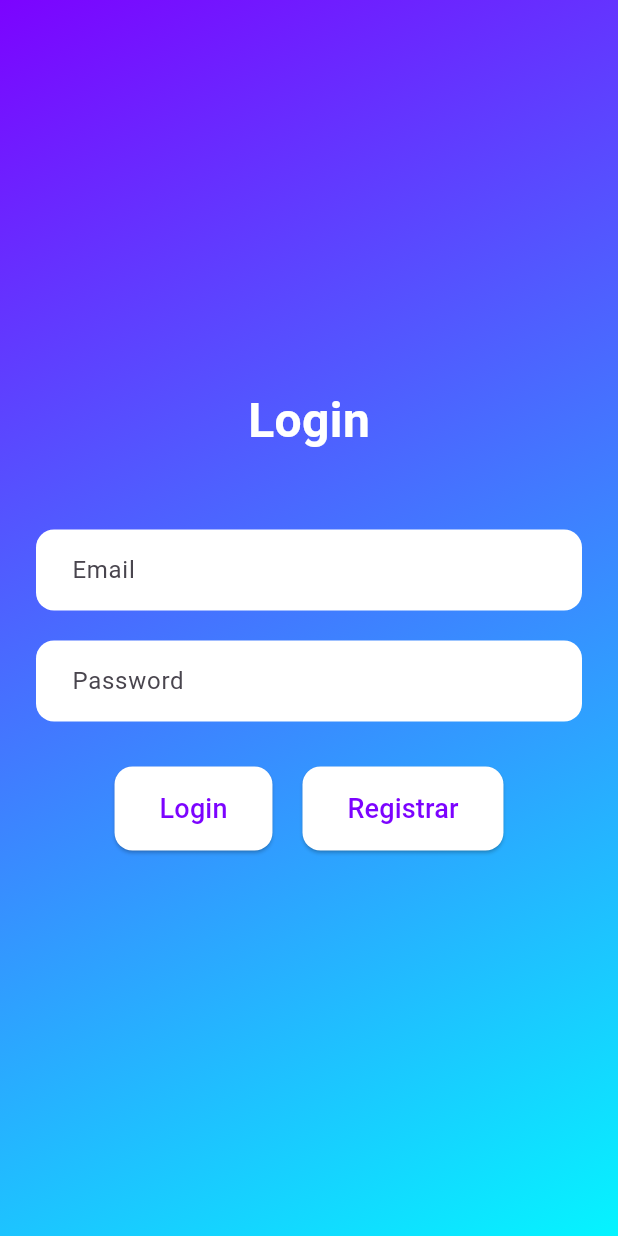
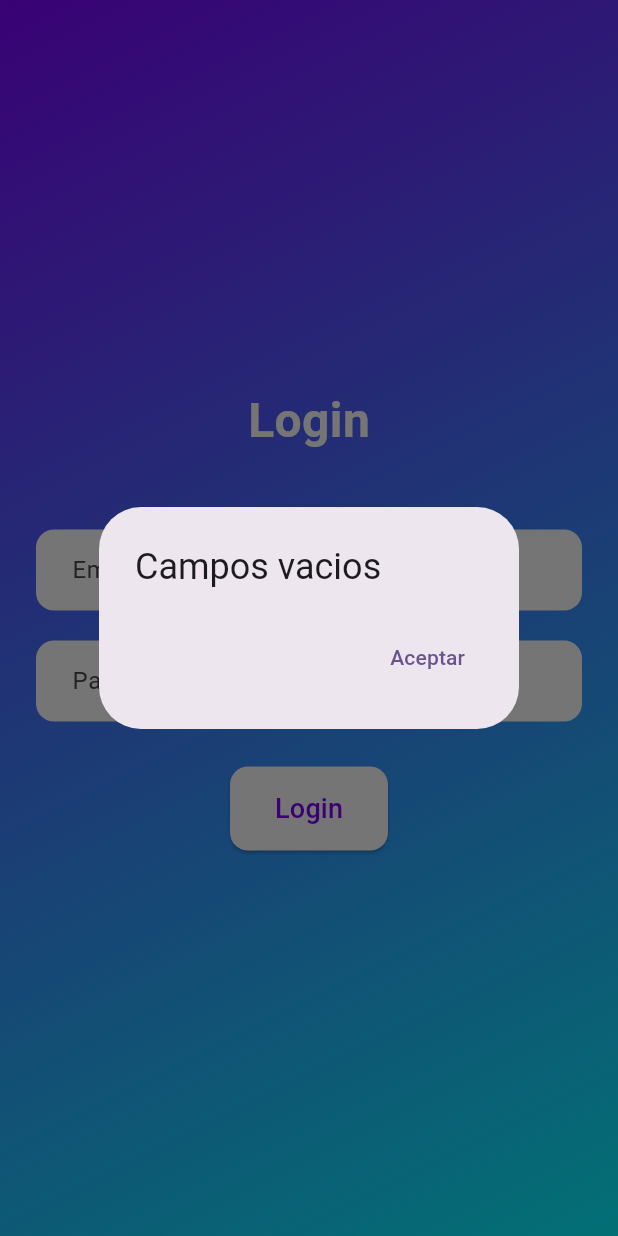
Before and after one commit to endors-toi/grupaso-app, a Flutter app: the screen it shows after launch, after a tap on "Login", on a phone screen of 412 x 824 dp. Run offline on Flutter 3.47's test engine with Material 3 defaults, Android fonts, the phone set to English and light mode, and no system bars.

```diff
--- a/lib/main.dart
+++ b/lib/main.dart
@@ -1,5 +1,6 @@
 import 'package:flutter/material.dart';
 import 'package:grupaso_app/pages/login.dart';
+
 
 void main() {
   runApp(const MyApp());
--- /dev/null
+++ b/lib/pages/constants/user.dart
@@ -0,0 +1,6 @@
+class User {
+  final String email;
+  final String password;
+
+  User({required this.email, required this.password});
+}
--- a/lib/pages/login.dart
+++ b/lib/pages/login.dart
@@ -1,6 +1,79 @@
 import 'package:flutter/material.dart';
 
-class Login extends StatelessWidget {
+class Login extends StatefulWidget {
+  @override
+  State<Login> createState() => _LoginState();
+}
+
+class _LoginState extends State<Login> {
+  TextEditingController user = TextEditingController();
+  TextEditingController pass = TextEditingController();
+  String mensajeError = "";
+  String usuarioValido = "user1@gmail.com";
+  String contrasenaValida = "user1";
+
+  void Validador() {
+    setState(() {
+      if (user.text.isEmpty || pass.text.isEmpty) {
+        mensajeError = 'Campos vacios';
+        showDialog(
+          context: context,
+          builder: (BuildContext context){
+            return AlertDialog(
+              title: Text("$mensajeError"),
+              actions: <Widget>[
+                TextButton(
+                  child: Text('Aceptar'),
+                  onPressed: () {
+                    mensajeError = "";
+                    Navigator.of(context).pop();
+                  },
+                ),
+              ],
+            );
+          }
+        );
+      } else if (user.text != usuarioValido || pass.text != contrasenaValida){
+        mensajeError = 'Datos invalidos';
+        showDialog(
+          context: context,
+          builder: (BuildContext context){
+            return AlertDialog(
+              title: Text("$mensajeError"),
+              actions: <Widget>[
+                TextButton(
+                  child: Text('Aceptar'),
+                  onPressed: () {
+                    mensajeError = "";
+                    Navigator.of(context).pop();
+                  },
+                ),
+              ],
+            );
+          }
+        );
+      } else {
+        showDialog(
+          context: context,
+          builder: (BuildContext context){
+            return AlertDialog(
+              title: Text("Sesion Iniciada"),
+              actions: <Widget>[
+                TextButton(
+                  child: Text('Aceptar'),
+                  onPressed: () {
+                    mensajeError = "";
+                    Navigator.of(context).pop();
+                  },
+                ),
+              ],
+            );
+          }
+        );
+      }
+    });
+  }
+
   @override
   Widget build(BuildContext context) {
     return Scaffold(
@@ -28,6 +101,7 @@ class Login extends StatelessWidget {
                 ),
                 const SizedBox(height: 50.0),
                 TextField(
+                  controller: user, // Asigna el controlador aquí
                   decoration: InputDecoration(
                     filled: true,
                     fillColor: Colors.white,
@@ -42,6 +116,7 @@ class Login extends StatelessWidget {
                 ),
                 const SizedBox(height: 20.0),
                 TextField(
+                  controller: pass, // Asigna el controlador aquí
                   obscureText: true,
                   decoration: InputDecoration(
                     filled: true,
@@ -61,13 +136,11 @@ class Login extends StatelessWidget {
                   children: [
                     ElevatedButton(
                       onPressed: () {
-                        // Implementar funcionalidad de login aquí
+                        Validador();
                       },
                       style: ElevatedButton.styleFrom(
-                        backgroundColor: Colors
-                            .white, // Usar backgroundColor en lugar de primary
-                        foregroundColor: const Color(
-                            0xFF7C03FF), // Usar foregroundColor en lugar de onPrimary
+                        backgroundColor: Colors.white,
+                        foregroundColor: const Color(0xFF7C03FF),
                         padding: const EdgeInsets.symmetric(
                             vertical: 15.0, horizontal: 30.0),
                         shape: RoundedRectangleBorder(
@@ -76,30 +149,6 @@ class Login extends StatelessWidget {
                       ),
                       child: const Text(
                         'Login',
-                        style: TextStyle(
-                          fontSize: 18.0,
-                          color: Color(0xFF7C03FF),
-                        ),
-                      ),
-                    ),
-                    const SizedBox(width: 20.0), // Espacio entre los botones
-                    ElevatedButton(
-                      onPressed: () {
-                        // Implementar funcionalidad de registrar aquí
-                      },
-                      style: ElevatedButton.styleFrom(
-                        backgroundColor: Colors
-                            .white, // Usar backgroundColor en lugar de primary
-                        foregroundColor: const Color(
-                            0xFF7C03FF), // Usar foregroundColor en lugar de onPrimary
-                        padding: const EdgeInsets.symmetric(
-                            vertical: 15.0, horizontal: 30.0),
-                        shape: RoundedRectangleBorder(
-                          borderRadius: BorderRadius.circular(12.0),
-                        ),
-                      ),
-                      child: const Text(
-                        'Registrar',
                         style: TextStyle(
                           fontSize: 18.0,
                           color: Color(0xFF7C03FF),
```
Also changed, not shown: lib/pages/inicio.dart (added, +35 -0 lines).
